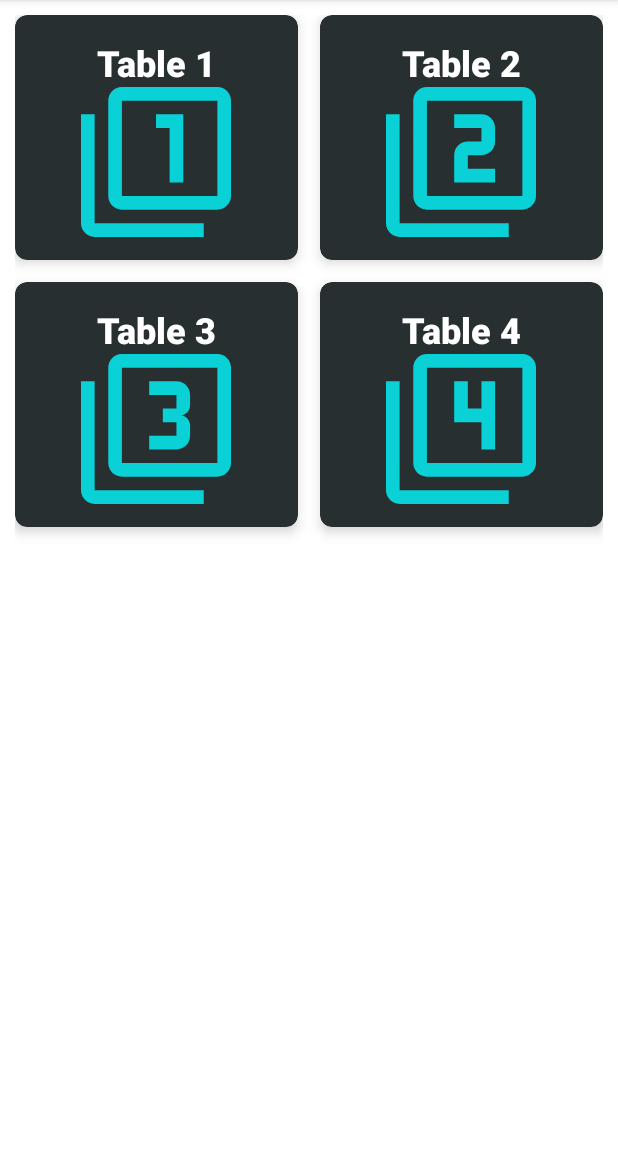
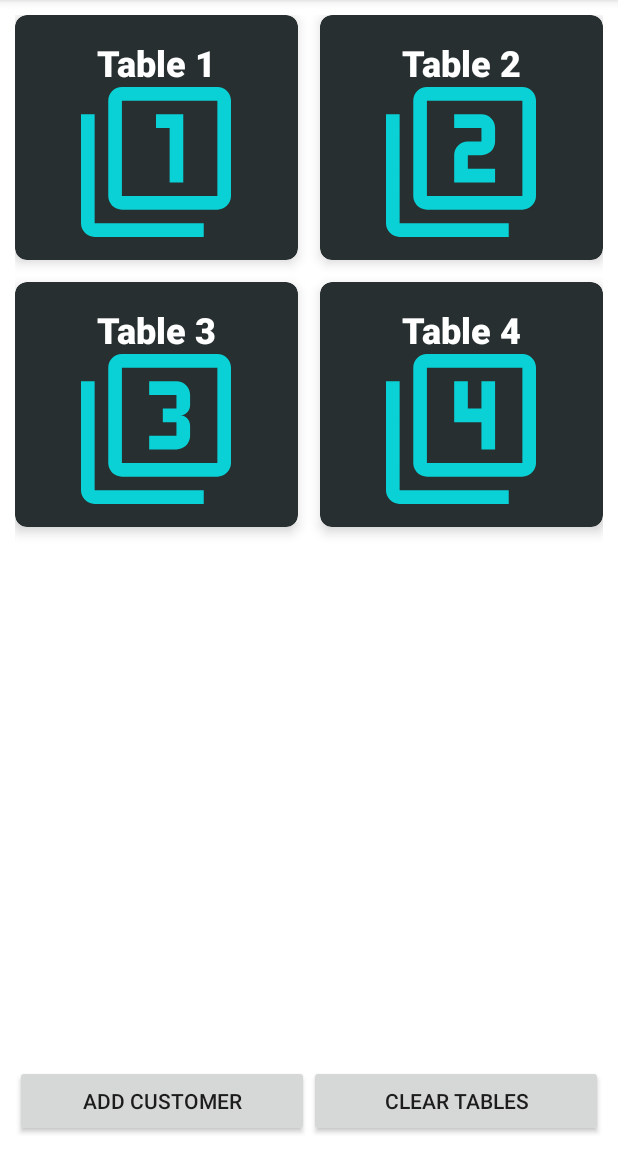
Before and after one commit to mlph-ccaponpon/android-table-reservation, an Android app: the screen it shows after launch (MainActivity), on a phone screen of 412 x 824 dp, the part 84-1236 px from its top. Run offline under Robolectric (Android 15) with nearby library versions, the phone set to English and light mode, and no system bars.

Commit message:
Added main option buttons empty activity for Add Customer

```diff
--- a/app/src/main/AndroidManifest.xml
+++ b/app/src/main/AndroidManifest.xml
@@ -9,7 +9,8 @@
         android:roundIcon="@mipmap/ic_launcher_round"
         android:supportsRtl="true"
         android:theme="@style/AppTheme">
-        <activity android:name=".activity.CustomerListActivity"></activity>
+        <activity android:name=".activity.AddCustomerActivity"></activity>
+        <activity android:name=".activity.CustomerListActivity" />
         <activity android:name=".activity.MainActivity">
             <intent-filter>
                 <action android:name="android.intent.action.MAIN" />
--- a/app/src/main/java/com/example/tablereservation/activity/CustomerListActivity.kt
+++ b/app/src/main/java/com/example/tablereservation/activity/CustomerListActivity.kt
@@ -3,6 +3,7 @@ package com.example.tablereservation.activity
 import androidx.appcompat.app.AppCompatActivity
 import android.os.Bundle
 import com.example.tablereservation.R
+import com.example.tablereservation.model.Table
 
 class CustomerListActivity : AppCompatActivity() {
     private var tableId: Int = 0
@@ -11,8 +12,8 @@ class CustomerListActivity : AppCompatActivity() {
         super.onCreate(savedInstanceState)
         setContentView(R.layout.activity_customer_list)
 
-        tableId = intent.getIntExtra("tableId", 0)
-        val navBarTitle = "Table ${tableId}"
+        tableId = intent.getIntExtra(Table.TABLE_ID_KEY, 0)
+        val navBarTitle = getString(R.string.table_id, tableId)
         supportActionBar?.title = navBarTitle
     }
 }
--- a/app/src/main/java/com/example/tablereservation/activity/MainActivity.kt
+++ b/app/src/main/java/com/example/tablereservation/activity/MainActivity.kt
@@ -5,6 +5,7 @@ import androidx.appcompat.app.AppCompatActivity
 import android.os.Bundle
 import android.view.View
 import android.widget.AdapterView
+import android.widget.Button
 import android.widget.GridView
 import com.example.tablereservation.R
 import com.example.tablereservation.adapter.TableAdapter
@@ -16,10 +17,17 @@ class MainActivity : AppCompatActivity(), AdapterView.OnItemClickListener {
     lateinit var tableAdapter: TableAdapter
     private var tableList: ArrayList<Table> = ArrayList()
 
+    lateinit var addCustomerButton: Button
+
     override fun onCreate(savedInstanceState: Bundle?) {
         super.onCreate(savedInstanceState)
         setContentView(R.layout.activity_main)
 
+        initTableGridView()
+        initOptionButtons()
+    }
+
+    private fun initTableGridView() {
         tableGridView = findViewById(R.id.table_grid_view)
         tableList = setTableList()
         tableAdapter = TableAdapter(applicationContext, tableList)
@@ -38,7 +46,19 @@ class MainActivity : AppCompatActivity(), AdapterView.OnItemClickListener {
 
     override fun onItemClick(adapterView: AdapterView<*>?, view: View?, position: Int, id: Long) {
         val customerListIntent = Intent(view?.context, CustomerListActivity::class.java)
-        customerListIntent.putExtra("tableId", tableList[position].id)
+        customerListIntent.putExtra(Table.TABLE_ID_KEY, tableList[position].id)
         startActivity(customerListIntent)
     }
+
+    private fun initOptionButtons() {
+        initAddCustomerButton()
+    }
+
+    private fun initAddCustomerButton() {
+        addCustomerButton = findViewById(R.id.add_customer)
+        addCustomerButton.setOnClickListener(View.OnClickListener {
+            val addCustomerIntent = Intent(this, AddCustomerActivity::class.java)
+            startActivity(addCustomerIntent)
+        })
+    }
 }
--- a/app/src/main/java/com/example/tablereservation/adapter/TableAdapter.kt
+++ b/app/src/main/java/com/example/tablereservation/adapter/TableAdapter.kt
@@ -16,7 +16,7 @@ class TableAdapter(var context: Context, var tableList: ArrayList<Table>) : Base
         var tableIcon: ImageView = tableView.findViewById(R.id.table_icon)
         var table: Table = tableList[position]
 
-        tableId.text = "Table ${table.id}"
+        tableId.text = context.getString(R.string.table_id, table.id)
         tableIcon.setImageResource(table.icon!!)
 
         return tableView
--- a/app/src/main/java/com/example/tablereservation/model/Table.kt
+++ b/app/src/main/java/com/example/tablereservation/model/Table.kt
@@ -1,6 +1,10 @@
 package com.example.tablereservation.model
 
 class Table {
+    companion object {
+        val TABLE_ID_KEY = "TABLE_ID"
+    }
+
     var id: Int? = 0
     var icon: Int? = 0
 
--- a/app/src/main/res/layout/activity_main.xml
+++ b/app/src/main/res/layout/activity_main.xml
@@ -6,15 +6,42 @@
     android:layout_width="match_parent"
     android:layout_height="match_parent"
     android:background="#FFFFFF"
+    android:orientation="vertical"
     android:padding="10dp"
     tools:context=".activity.MainActivity">
 
     <GridView
         android:id="@+id/table_grid_view"
         android:layout_width="match_parent"
-        android:layout_height="match_parent"
+        android:layout_height="0dp"
+        android:layout_weight="1"
         android:columnWidth="150dp"
         android:horizontalSpacing="15dp"
         android:numColumns="auto_fit"
-        android:verticalSpacing="15dp" />
+        android:verticalSpacing="15dp">
+
+    </GridView>
+
+    <LinearLayout
+        android:layout_width="match_parent"
+        android:layout_height="wrap_content"
+        android:orientation="horizontal">
+
+        <Button
+            android:id="@+id/add_customer"
+            android:layout_width="0dp"
+            android:layout_height="wrap_content"
+            android:layout_weight="1"
+            android:text="@string/add_customer"/>
+
+        <Button
+            android:id="@+id/clear_tables"
+            android:layout_width="0dp"
+            android:layout_height="wrap_content"
+            android:layout_weight="1"
+            android:text="@string/clear_tables"/>
+    </LinearLayout>
+
+
+
 </LinearLayout>
--- a/app/src/main/res/layout/table_grid_item.xml
+++ b/app/src/main/res/layout/table_grid_item.xml
@@ -26,7 +26,7 @@
             android:layout_alignRight="@id/table_icon"
             android:fontFamily="sans-serif-black"
             android:gravity="center"
-            android:text="@string/table_num"
+            android:text="@string/table_id"
             android:textColor="#FFFFFF"
             android:textSize="24sp" />
 
@@ -36,6 +36,6 @@
             android:layout_height="100dp"
             android:layout_below="@id/table_id"
             android:layout_centerInParent="true"
-            android:contentDescription="@string/table_num" />
+            android:contentDescription="@string/table_id" />
     </RelativeLayout>
 </androidx.cardview.widget.CardView>
--- a/app/src/main/res/values/strings.xml
+++ b/app/src/main/res/values/strings.xml
@@ -1,4 +1,6 @@
 <resources>
     <string name="app_name">Table Reservation</string>
-    <string name="table_num">Table</string>
+    <string name="table_id">Table %d</string>
+    <string name="add_customer">Add Customer</string>
+    <string name="clear_tables">Clear Tables</string>
 </resources>
```
Also changed, not shown: app/src/main/java/com/example/tablereservation/activity/AddCustomerActivity.kt (added, +13 -0 lines), app/src/main/res/layout/activity_add_customer.xml (added, +9 -0 lines).
